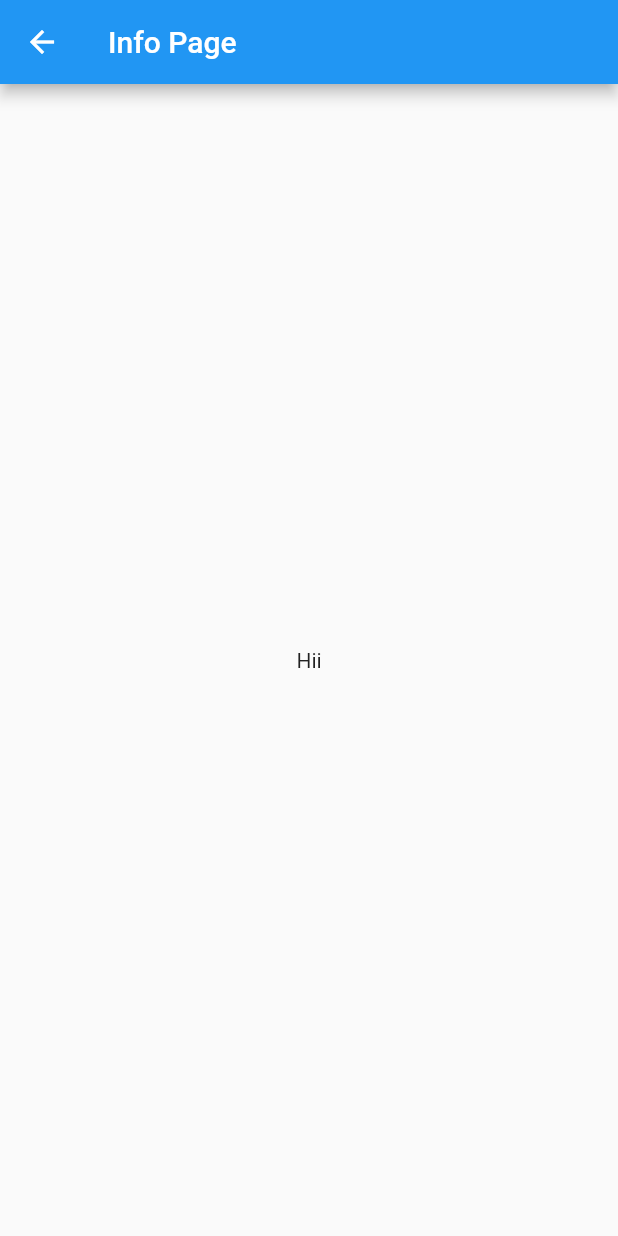
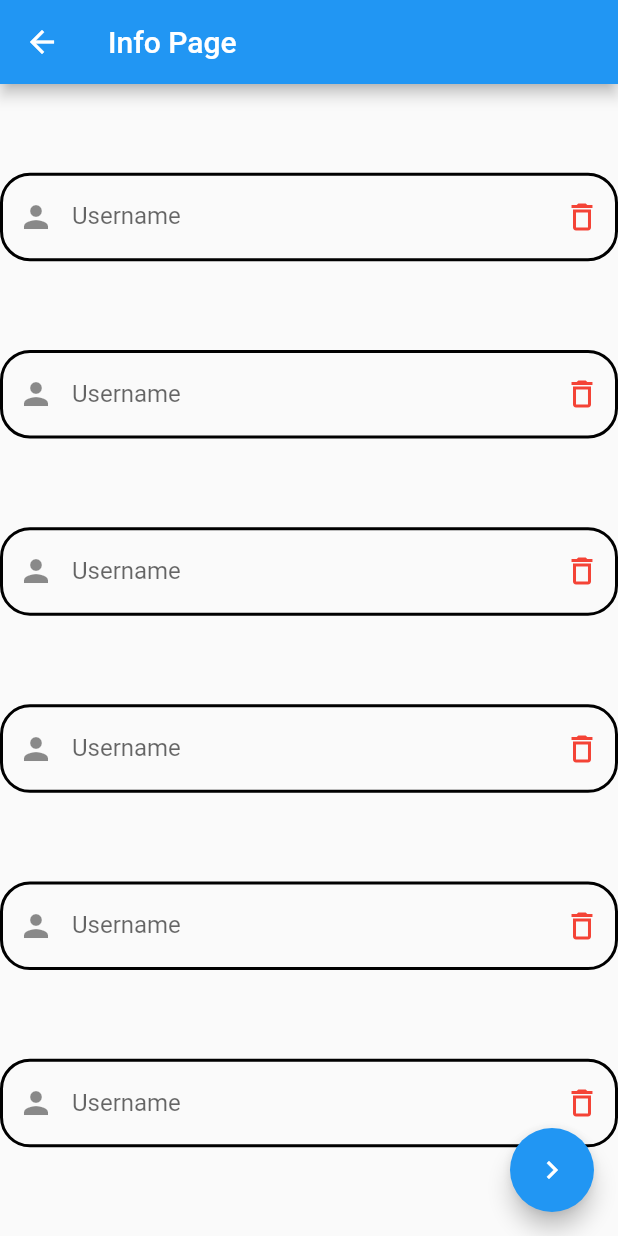
Before and after one commit to ahmdirfnz/Hostel-Management-System, a Flutter app: the InfoPage screen opened by its route, on a phone screen of 412 x 824 dp. Run offline on Flutter 3.47's test engine with Material 2 defaults, Android fonts, the phone set to English and light mode, and no system bars; our stand-ins replace firebase_auth, firebase_core, modal_progress_hud; accounts and stored records are empty.

Commit message:
trying to make space

```diff
--- a/lib/registration.dart
+++ b/lib/registration.dart
@@ -19,9 +19,6 @@ class _MyRegisterState extends State<MyRegister> {
         child: ListView(
           padding: EdgeInsets.all(10.0),
           children: <Widget>[
-            SizedBox(
-              height: 75.0,
-            ),
             const TextField(
               decoration: InputDecoration(
                   labelText: 'Full Name',
@@ -36,9 +33,7 @@ class _MyRegisterState extends State<MyRegister> {
                     borderSide: BorderSide(color: Colors.black, width: 2.0),
                   )),
             ),
-            SizedBox(
-              height: 15.0,
-            ),
+            SizedBox(height: 10.0,),
             const TextField(
               decoration: InputDecoration(
                   labelText: 'Username',
@@ -53,9 +48,7 @@ class _MyRegisterState extends State<MyRegister> {
                     borderSide: BorderSide(color: Colors.black, width: 2.0),
                   )),
             ),
-            SizedBox(
-              height: 15.0,
-            ),
+            SizedBox(height: 10.0,),
             TextFormField(
               keyboardType: TextInputType.number,
               decoration: const InputDecoration(
@@ -76,9 +69,7 @@ class _MyRegisterState extends State<MyRegister> {
                 ),
               ),
             ),
-            SizedBox(
-              height: 15.0,
-            ),
+            SizedBox(height: 10.0,),
             TextFormField(
               keyboardType: TextInputType.number,
               decoration: const InputDecoration(
@@ -99,9 +90,7 @@ class _MyRegisterState extends State<MyRegister> {
                 ),
               ),
             ),
-            SizedBox(
-              height: 15.0,
-            ),
+            SizedBox(height: 10.0,),
             TextFormField(
               keyboardType: TextInputType.emailAddress,
               decoration: const InputDecoration(
@@ -122,9 +111,7 @@ class _MyRegisterState extends State<MyRegister> {
                 ),
               ),
             ),
-            SizedBox(
-              height: 15.0,
-            ),
+
             TextFormField(
               keyboardType: TextInputType.visiblePassword,
               decoration: const InputDecoration(
@@ -251,8 +238,103 @@ class _InfoPageState extends State<InfoPage> {
       appBar: AppBar(
         title: Text('Info Page'),
       ),
-      body: Center(
-          child: Text('Hii')),
+      body:  Center(
+          child: Column(
+            mainAxisAlignment: MainAxisAlignment.spaceEvenly,
+            children: const [
+              TextField(
+                decoration: InputDecoration(
+                    labelText: 'Username',
+                    prefixIcon: Icon(Icons.person),
+                    suffixIcon: Icon(
+                      Icons.delete_outline,
+                      color: Colors.red,
+                    ),
+                    hintText: "Enter Username",
+                    enabledBorder: OutlineInputBorder(
+                      borderRadius: BorderRadius.all(Radius.circular(20.0)),
+                      borderSide: BorderSide(color: Colors.black, width: 2.0),
+                    )),
+              ),
+              TextField(
+                decoration: InputDecoration(
+                    labelText: 'Username',
+                    prefixIcon: Icon(Icons.person),
+                    suffixIcon: Icon(
+                      Icons.delete_outline,
+                      color: Colors.red,
+                    ),
+                    hintText: "Enter Username",
+                    enabledBorder: OutlineInputBorder(
+                      borderRadius: BorderRadius.all(Radius.circular(20.0)),
+                      borderSide: BorderSide(color: Colors.black, width: 2.0),
+                    )),
+              ),
+              TextField(
+                decoration: InputDecoration(
+                    labelText: 'Username',
+                    prefixIcon: Icon(Icons.person),
+                    suffixIcon: Icon(
+                      Icons.delete_outline,
+                      color: Colors.red,
+                    ),
+                    hintText: "Enter Username",
+                    enabledBorder: OutlineInputBorder(
+                      borderRadius: BorderRadius.all(Radius.circular(20.0)),
+                      borderSide: BorderSide(color: Colors.black, width: 2.0),
+                    )),
+              ),
+              TextField(
+                decoration: InputDecoration(
+                    labelText: 'Username',
+                    prefixIcon: Icon(Icons.person),
+                    suffixIcon: Icon(
+                      Icons.delete_outline,
+                      color: Colors.red,
+                    ),
+                    hintText: "Enter Username",
+                    enabledBorder: OutlineInputBorder(
+                      borderRadius: BorderRadius.all(Radius.circular(20.0)),
+                      borderSide: BorderSide(color: Colors.black, width: 2.0),
+                    )),
+              ),
+              TextField(
+                decoration: InputDecoration(
+                    labelText: 'Username',
+                    prefixIcon: Icon(Icons.person),
+                    suffixIcon: Icon(
+                      Icons.delete_outline,
+                      color: Colors.red,
+                    ),
+                    hintText: "Enter Username",
+                    enabledBorder: OutlineInputBorder(
+                      borderRadius: BorderRadius.all(Radius.circular(20.0)),
+                      borderSide: BorderSide(color: Colors.black, width: 2.0),
+                    )),
+              ),
+              TextField(
+                decoration: InputDecoration(
+                    labelText: 'Username',
+                    prefixIcon: Icon(Icons.person),
+                    suffixIcon: Icon(
+                      Icons.delete_outline,
+                      color: Colors.red,
+                    ),
+                    hintText: "Enter Username",
+                    enabledBorder: OutlineInputBorder(
+                      borderRadius: BorderRadius.all(Radius.circular(20.0)),
+                      borderSide: BorderSide(color: Colors.black, width: 2.0),
+                    )),
+              ),
+            ],
+          )),
+      floatingActionButton: FloatingActionButton(
+        onPressed: () => setState(() {
+          Navigator.pushNamed(context, 'info_screen');
+        }),
+        tooltip: 'Next Page',
+        child: const Icon(Icons.navigate_next),
+      ),
     );
   }
 }
```
